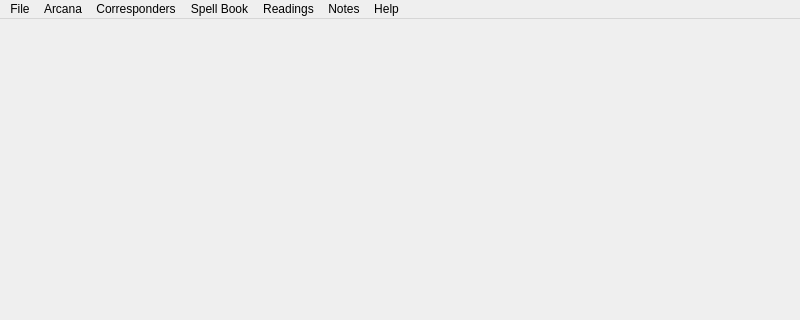
Old version of the form mainwindow.ui in the repository RichardGladman/book-of-shadows-qt; both pictures show x 0 to 800 and y 0 to 320 of the 800 by 600 pixel window.
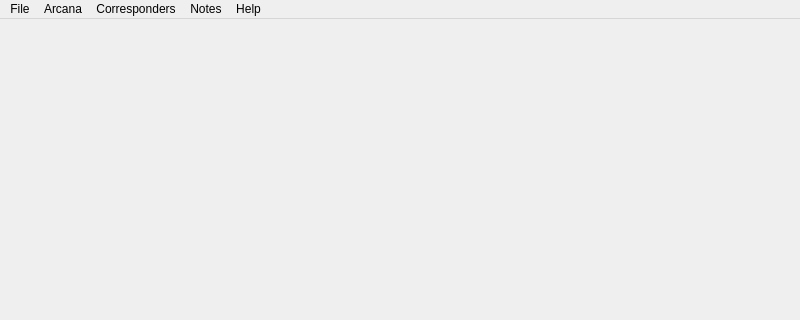
New version of the form. Icons and pictures are not drawn.

Commit message: Activate tarot menu

What changed in the file:
```diff
--- a/mainwindow.ui
+++ b/mainwindow.ui
@@ -56,16 +56,6 @@
     <addaction name="actionTrees"/>
     <addaction name="actionZodiac"/>
    </widget>
-   <widget class="QMenu" name="menuSpell_Book">
-    <property name="title">
-     <string>Spell Book</string>
-    </property>
-   </widget>
-   <widget class="QMenu" name="menuNotes">
-    <property name="title">
-     <string>Readings</string>
-    </property>
-   </widget>
    <widget class="QMenu" name="menuNotes_2">
     <property name="title">
      <string>Notes</string>
@@ -81,8 +71,6 @@
    <addaction name="menuFile"/>
    <addaction name="menuRunestones"/>
    <addaction name="menuMinor"/>
-   <addaction name="menuSpell_Book"/>
-   <addaction name="menuNotes"/>
    <addaction name="menuNotes_2"/>
    <addaction name="menuHelp"/>
   </widget>
```
The commit also changes 3 other files.
